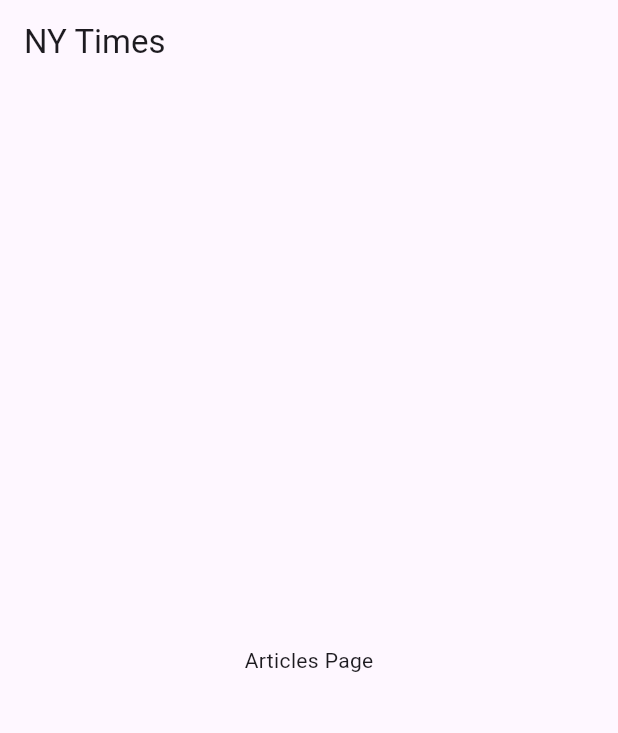
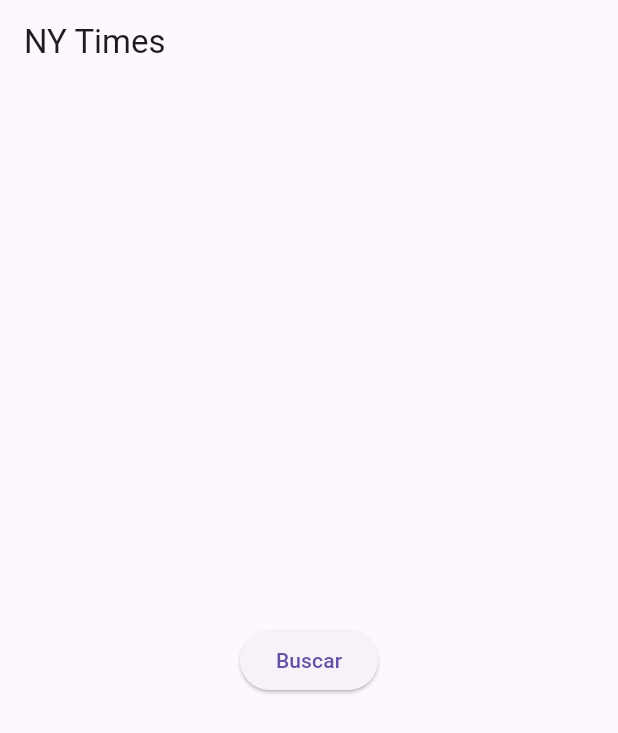
Before and after one commit to rodrigorafaeldamaceno/ny_times, a Flutter app: the screen it shows after launch, on a phone screen of 412 x 824 dp. Shown: the top 733 px of the screen. Run offline on Flutter 3.47's test engine with Material 3 defaults, Android fonts, the phone set to English and light mode, and no system bars; our stand-ins replace dio, flutter_modular.

Commit message:
fetch articles

```diff
--- /dev/null
+++ b/lib/core/domain/extensions/datetime.dart
@@ -0,0 +1,3 @@
+extension DateTimeFormatter on DateTime {
+  String formatted() => '$day/$month/$year';
+}
--- /dev/null
+++ b/lib/modules/articles/domain/entities/article_entity.dart
@@ -0,0 +1,17 @@
+import 'package:ny_times/core/domain/extensions/datetime.dart';
+
+class ArticleEntity {
+  final String title;
+  final String description;
+  final String? imageUrl;
+  final DateTime createdAt;
+
+  String? get formattedDate => createdAt.formatted();
+
+  ArticleEntity({
+    required this.title,
+    required this.description,
+    required this.createdAt,
+    this.imageUrl,
+  });
+}
--- /dev/null
+++ b/lib/modules/articles/domain/repositories/i_articles_repository.dart
@@ -0,0 +1,5 @@
+import 'package:ny_times/modules/articles/domain/entities/article_entity.dart';
+
+abstract class IArticlesRepository {
+  Future<List<ArticleEntity>> getPopularArticles({required int interval});
+}
--- /dev/null
+++ b/lib/modules/articles/domain/usecases/get_popular_articles.dart
@@ -0,0 +1,21 @@
+import 'package:ny_times/modules/articles/domain/entities/article_entity.dart';
+import 'package:ny_times/modules/articles/domain/repositories/i_articles_repository.dart';
+
+abstract class IGetPopularArticles {
+  Future<List<ArticleEntity>> call({required int interval});
+}
+
+class GetPopularArticles implements IGetPopularArticles {
+  final IArticlesRepository repository;
+
+  GetPopularArticles(this.repository);
+
+  @override
+  Future<List<ArticleEntity>> call({required int interval}) {
+    if (![1, 7, 30].contains(interval)) {
+      throw Exception('Invalid interval');
+    }
+
+    return repository.getPopularArticles(interval: interval);
+  }
+}
--- /dev/null
+++ b/lib/modules/articles/external/mappers/article_mapper.dart
@@ -0,0 +1,27 @@
+import 'package:ny_times/modules/articles/domain/entities/article_entity.dart';
+
+class ArticleMapper extends ArticleEntity {
+  ArticleMapper({
+    required super.title,
+    required super.description,
+    required super.createdAt,
+    super.imageUrl,
+  });
+
+  factory ArticleMapper.fromMap(Map<String, dynamic> map) {
+    String? imageUrl;
+
+    if (map['media'] != null && (map['media'] as List).isNotEmpty) {
+      imageUrl = (map['media'] as List)
+          .firstWhere((media) => media['type'] == 'image')['media-metadata']
+          .first['url'];
+    }
+
+    return ArticleMapper(
+      title: map['title'],
+      description: map['abstract'],
+      createdAt: DateTime.parse(map['published_date']),
+      imageUrl: imageUrl,
+    );
+  }
+}
--- /dev/null
+++ b/lib/modules/articles/infra/datasource/i_articles_datasource.dart
@@ -0,0 +1,5 @@
+import 'package:ny_times/modules/articles/domain/entities/article_entity.dart';
+
+abstract class IArticlesDatasource {
+  Future<List<ArticleEntity>> getPopularArticles({required int interval});
+}
--- /dev/null
+++ b/lib/modules/articles/infra/repositories/articles_repository.dart
@@ -0,0 +1,18 @@
+import 'package:ny_times/modules/articles/domain/entities/article_entity.dart';
+import 'package:ny_times/modules/articles/domain/repositories/i_articles_repository.dart';
+import 'package:ny_times/modules/articles/infra/datasource/i_articles_datasource.dart';
+
+class ArticlesRepository implements IArticlesRepository {
+  final IArticlesDatasource dataSource;
+
+  ArticlesRepository({required this.dataSource});
+
+  @override
+  Future<List<ArticleEntity>> getPopularArticles({
+    required int interval,
+  }) async {
+    final response = await dataSource.getPopularArticles(interval: interval);
+
+    return response;
+  }
+}
--- /dev/null
+++ b/lib/modules/articles/presenter/controller/article_controller.dart
@@ -0,0 +1,17 @@
+import 'package:ny_times/modules/articles/domain/entities/article_entity.dart';
+import 'package:ny_times/modules/articles/domain/usecases/get_popular_articles.dart';
+
+class ArticleController {
+  final IGetPopularArticles _getPopularArticles;
+
+  ArticleController({required IGetPopularArticles getPopularArticles})
+      : _getPopularArticles = getPopularArticles;
+
+  Future<List<ArticleEntity>> getPopularArticles({
+    required int interval,
+  }) async {
+    final data = await _getPopularArticles(interval: interval);
+
+    return data;
+  }
+}
--- a/lib/modules/articles/presenter/pages/articles_page.dart
+++ b/lib/modules/articles/presenter/pages/articles_page.dart
@@ -1,4 +1,8 @@
 import 'package:flutter/material.dart';
+import 'package:ny_times/modules/articles/domain/usecases/get_popular_articles.dart';
+import 'package:ny_times/modules/articles/external/datasource/articles_datasource.dart';
+import 'package:ny_times/modules/articles/infra/repositories/articles_repository.dart';
+import 'package:ny_times/modules/articles/presenter/controller/article_controller.dart';
 
 class ArticlesPage extends StatefulWidget {
   const ArticlesPage({super.key});
@@ -8,14 +12,29 @@ class ArticlesPage extends StatefulWidget {
 }
 
 class _ArticlesPageState extends State<ArticlesPage> {
+  final controller = ArticleController(
+    getPopularArticles: GetPopularArticles(
+      ArticlesRepository(dataSource: ArticlesDatasource()),
+    ),
+  );
+
   @override
   Widget build(BuildContext context) {
     return Scaffold(
       appBar: AppBar(
         title: const Text('NY Times'),
       ),
-      body: const Center(
-        child: Text('Articles Page'),
+      body: Center(
+        child: ElevatedButton(
+          onPressed: () async {
+            final data = await controller.getPopularArticles(interval: 7);
+
+            data.forEach((element) {
+              print(element.title);
+            });
+          },
+          child: const Text('Buscar'),
+        ),
       ),
     );
   }
--- a/pubspec.yaml
+++ b/pubspec.yaml
@@ -35,6 +35,7 @@ dependencies:
   # The following adds the Cupertino Icons font to your application.
   # Use with the CupertinoIcons class for iOS style icons.
   cupertino_icons: ^1.0.8
+  dio: ^5.7.0
 
 dev_dependencies:
   flutter_test:
```
Also changed, not shown: lib/modules/articles/external/datasource/articles_datasource.dart (added, +35 -0 lines), 1_R3v1wtcyVsErbrt99b7zaQ (1).webp (added), pubspec.lock, 2 other files.
